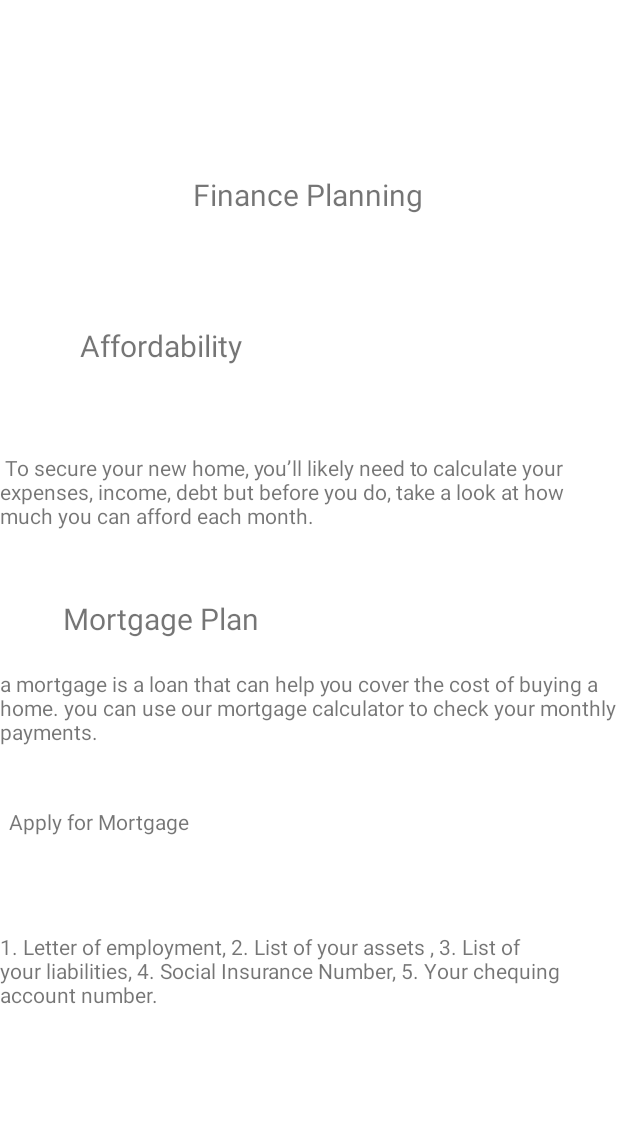
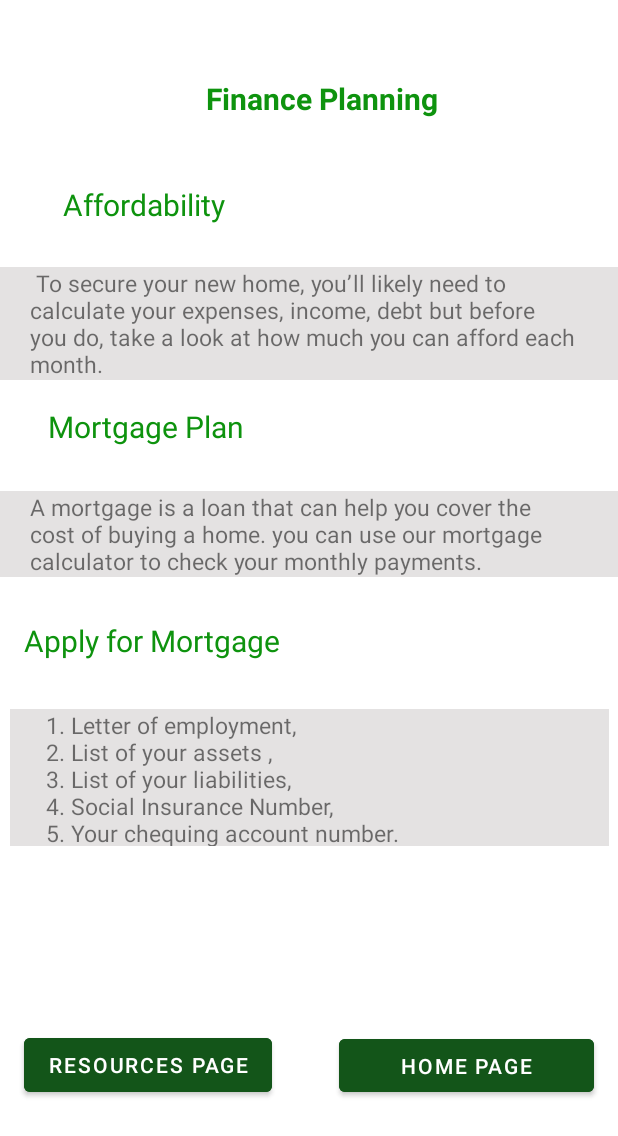
Before and after one commit to Baljeet1506/4290, an Android app: the PlanFinancePage screen opened directly, with no data from a screen before it, on a phone screen of 412 x 824 dp. Shown: the top 1136 px of the screen. Run offline under Robolectric (Android 15) with nearby library versions, the phone set to English and light mode, and no system bars.

Commit message:
Made Ui changed to the Purchases page and finance page in Resources for viewers.

```diff
--- a/app/src/main/java/com/example/realtorandviewer/PlanFinancePage.java
+++ b/app/src/main/java/com/example/realtorandviewer/PlanFinancePage.java
@@ -2,7 +2,10 @@ package com.example.realtorandviewer;
 
 import androidx.appcompat.app.AppCompatActivity;
 
+import android.content.Intent;
 import android.os.Bundle;
+import android.view.View;
+import android.widget.Button;
 
 public class PlanFinancePage extends AppCompatActivity {
 
@@ -10,5 +13,21 @@ public class PlanFinancePage extends AppCompatActivity {
     protected void onCreate(Bundle savedInstanceState) {
         super.onCreate(savedInstanceState);
         setContentView(R.layout.activity_plan_finance_page);
+        Button backButton = findViewById(R.id.backButton);
+        Button homeButton = findViewById(R.id.backButton1);
+
+        backButton.setOnClickListener(new View.OnClickListener() {
+            @Override
+            public void onClick(View view) {
+                startActivity(new Intent(getApplicationContext(), ResourcePageUser.class));
+            }
+        });
+
+        homeButton.setOnClickListener(new View.OnClickListener() {
+            @Override
+            public void onClick(View view) {
+                startActivity(new Intent(getApplicationContext(), UserHome.class));
+            }
+        });
     }
 }
--- a/app/src/main/res/layout/activity_plan_finance_page.xml
+++ b/app/src/main/res/layout/activity_plan_finance_page.xml
@@ -12,12 +12,14 @@
         android:layout_height="wrap_content"
         android:text="Finance Planning"
         android:textSize="20sp"
+        android:textStyle="bold"
+        android:textColor="#0E930E"
         app:layout_constraintBottom_toBottomOf="parent"
         app:layout_constraintEnd_toEndOf="parent"
-        app:layout_constraintHorizontal_bias="0.498"
+        app:layout_constraintHorizontal_bias="0.533"
         app:layout_constraintStart_toStartOf="parent"
         app:layout_constraintTop_toTopOf="parent"
-        app:layout_constraintVertical_bias="0.146" />
+        app:layout_constraintVertical_bias="0.065" />
 
     <TextView
         android:id="@+id/textView52"
@@ -25,11 +27,13 @@
         android:layout_height="wrap_content"
         android:text="Mortgage Plan"
         android:textSize="20sp"
+        android:textColor="#0E930E"
         app:layout_constraintBottom_toBottomOf="parent"
         app:layout_constraintEnd_toEndOf="parent"
-        app:layout_constraintHorizontal_bias="0.15"
+        app:layout_constraintHorizontal_bias="0.114"
         app:layout_constraintStart_toStartOf="parent"
-        app:layout_constraintTop_toTopOf="parent" />
+        app:layout_constraintTop_toTopOf="parent"
+        app:layout_constraintVertical_bias="0.34" />
 
     <TextView
         android:id="@+id/textView53"
@@ -37,12 +41,13 @@
         android:layout_height="wrap_content"
         android:text="Affordability"
         android:textSize="20sp"
+        android:textColor="#0E930E"
         app:layout_constraintBottom_toBottomOf="parent"
         app:layout_constraintEnd_toEndOf="parent"
-        app:layout_constraintHorizontal_bias="0.175"
+        app:layout_constraintHorizontal_bias="0.139"
         app:layout_constraintStart_toStartOf="parent"
         app:layout_constraintTop_toTopOf="parent"
-        app:layout_constraintVertical_bias="0.272" />
+        app:layout_constraintVertical_bias="0.154" />
 
     <TextView
         android:id="@+id/textView54"
@@ -53,42 +58,83 @@
         app:layout_constraintEnd_toEndOf="parent"
         app:layout_constraintHorizontal_bias="1.0"
         app:layout_constraintStart_toStartOf="parent"
+        android:background="#E4E2E2"
+        android:textSize="15sp"
+        android:paddingLeft="20dp"
+        android:paddingRight="20dp"
         app:layout_constraintTop_toTopOf="parent"
-        app:layout_constraintVertical_bias="0.391" />
+        app:layout_constraintVertical_bias="0.238" />
 
     <TextView
         android:id="@+id/textView55"
         android:layout_width="wrap_content"
         android:layout_height="wrap_content"
-        android:text="a mortgage is a loan that can help you cover the cost of buying a home. you can use our mortgage calculator to check your monthly payments."
+        android:text="A mortgage is a loan that can help you cover the cost of buying a home. you can use our mortgage calculator to check your monthly payments."
         app:layout_constraintBottom_toBottomOf="parent"
         app:layout_constraintEnd_toEndOf="parent"
-        app:layout_constraintHorizontal_bias="1.0"
+        app:layout_constraintHorizontal_bias="0.0"
+        android:paddingLeft="20dp"
+        android:paddingRight="20dp"
+        android:textSize="15sp"
         app:layout_constraintStart_toStartOf="parent"
+        android:background="#E4E2E2"
         app:layout_constraintTop_toTopOf="parent"
-        app:layout_constraintVertical_bias="0.577" />
+        app:layout_constraintVertical_bias="0.427" />
 
     <TextView
         android:id="@+id/textView57"
-        android:layout_width="393dp"
-        android:layout_height="166dp"
-        android:text="1. Letter of employment, 2. List of your assets , 3. List of your liabilities, 4. Social Insurance Number, 5. Your chequing account number."
+        android:layout_width="399dp"
+        android:layout_height="91dp"
+        android:background="#E4E2E2"
+        android:paddingLeft="20dp"
+        android:paddingRight="20dp"
+        android:text=" 1. Letter of employment, \n 2. List of your assets , \n 3. List of your liabilities,\n 4. Social Insurance Number, \n 5. Your chequing account number."
+        android:textSize="15sp"
         app:layout_constraintBottom_toBottomOf="parent"
         app:layout_constraintEnd_toEndOf="parent"
-        app:layout_constraintHorizontal_bias="0.0"
         app:layout_constraintStart_toStartOf="parent"
         app:layout_constraintTop_toTopOf="parent"
-        app:layout_constraintVertical_bias="0.944" />
+        app:layout_constraintVertical_bias="0.645" />
 
     <TextView
         android:id="@+id/textView56"
         android:layout_width="wrap_content"
         android:layout_height="wrap_content"
         android:text="Apply for Mortgage"
+        android:textColor="#0E930E"
+        android:textSize="20sp"
         app:layout_constraintBottom_toBottomOf="parent"
         app:layout_constraintEnd_toEndOf="parent"
-        app:layout_constraintHorizontal_bias="0.02"
+        app:layout_constraintHorizontal_bias="0.067"
         app:layout_constraintStart_toStartOf="parent"
         app:layout_constraintTop_toTopOf="parent"
-        app:layout_constraintVertical_bias="0.669" />
+        app:layout_constraintVertical_bias="0.519" />
+
+    <Button
+        android:id="@+id/backButton"
+        android:layout_width="wrap_content"
+        android:layout_height="wrap_content"
+        android:backgroundTint="@color/green"
+        android:text="Resources Page"
+        app:iconTint="@color/green"
+        app:layout_constraintBottom_toBottomOf="parent"
+        app:layout_constraintEnd_toEndOf="parent"
+        app:layout_constraintHorizontal_bias="0.065"
+        app:layout_constraintStart_toStartOf="parent"
+        app:layout_constraintTop_toTopOf="parent"
+        app:layout_constraintVertical_bias="0.884" />
+
+    <Button
+        android:id="@+id/backButton1"
+        android:layout_width="170dp"
+        android:layout_height="47dp"
+        android:backgroundTint="@color/green"
+        android:text="Home Page"
+        app:iconTint="@color/green"
+        app:layout_constraintBottom_toBottomOf="parent"
+        app:layout_constraintEnd_toEndOf="parent"
+        app:layout_constraintHorizontal_bias="0.933"
+        app:layout_constraintStart_toStartOf="parent"
+        app:layout_constraintTop_toTopOf="parent"
+        app:layout_constraintVertical_bias="0.884" />
 </androidx.constraintlayout.widget.ConstraintLayout>
```
Also changed, not shown: app/src/main/java/com/example/realtorandviewer/PurchasedPage.java (+20 -0 lines), app/src/main/res/layout/activity_purchased_page.xml (+34 -1 lines), app/src/main/res/layout/activity_resource_page_user.xml (+20 -19 lines).
